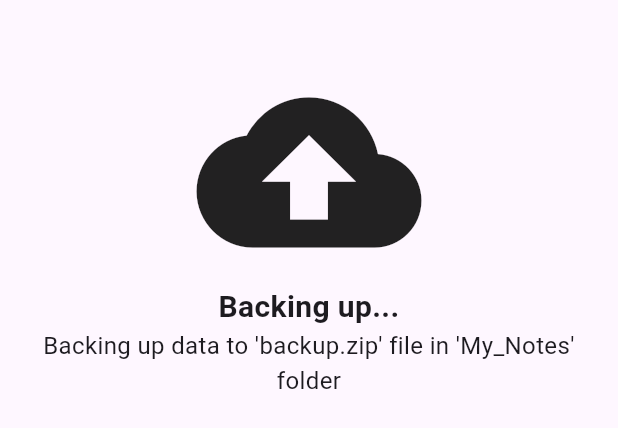
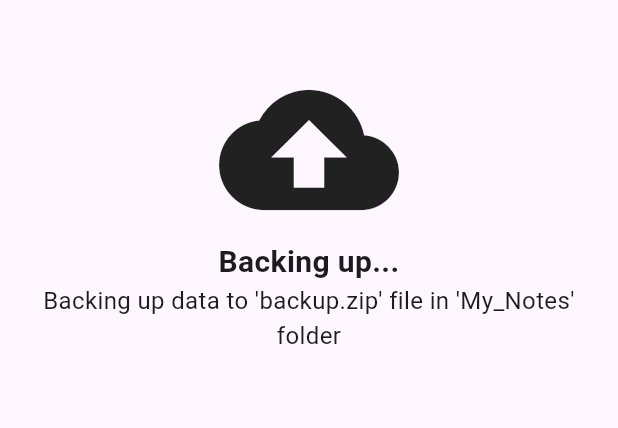
Before and after one commit to r280822a/my_notes, a Flutter app: the BackupBottomSheet widget shown alone on an empty page, opened directly, on a phone screen of 412 x 824 dp. Shown: the top 428 px of the screen. Run offline on Flutter 3.47's test engine with Material 2 defaults, Android fonts, the phone set to English and light mode, and no system bars; drawn by our look-alikes of dynamic_color; our stand-ins replace device_info_plus, fluttertoast, image_picker, permission_handler, reorderable_grid_view, sqflite; missing offline and left inert: flutter_archive, io; accounts and stored records are empty.

Commit message:
Backup and restore bottomsheet icons are the same size now

```diff
--- a/lib/widgets/settings/backup_bottom_sheet.dart
+++ b/lib/widgets/settings/backup_bottom_sheet.dart
@@ -20,7 +20,7 @@ class BackupBottomSheet extends StatelessWidget {
                 children: [
                   Icon(
                     Icons.backup,
-                    size: 150,
+                    size: 120,
                   ),
                 ],
               ),
--- a/lib/widgets/settings/restore_bottom_sheet.dart
+++ b/lib/widgets/settings/restore_bottom_sheet.dart
@@ -20,7 +20,7 @@ class RestoreBottomSheet extends StatelessWidget {
                 children: [
                   Icon(
                     Icons.settings_backup_restore,
-                    size: 125,
+                    size: 120,
                   ),
                 ],
               ),
```
